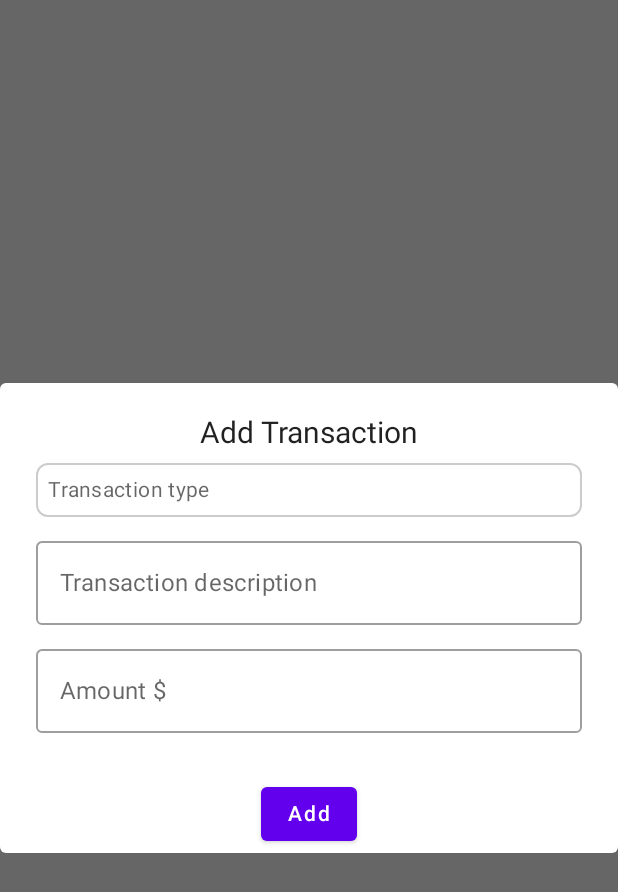
After one commit to zeinabmohamed/Wallet, an Android app built with Jetpack Compose: the composable AddTransactionDialog shown on its own in the app's theme, on a phone screen of 412 x 824 dp. The commit adds this screen. Shown: the top 892 px of the screen. Run offline under Robolectric (Android 15) with nearby library versions, the phone set to English and light mode, and no system bars.

Commit message:
Create AddTransactionDialog.kt

```diff
--- /dev/null
+++ b/app/src/main/java/com/zm/org/balance/ui/usertransactions/AddTransactionDialog.kt
@@ -0,0 +1,164 @@
+package com.zm.org.balance.ui.usertransactions
+
+import android.content.Context
+import android.widget.Toast
+import androidx.compose.foundation.BorderStroke
+import androidx.compose.foundation.border
+import androidx.compose.foundation.clickable
+import androidx.compose.foundation.layout.*
+import androidx.compose.foundation.shape.RoundedCornerShape
+import androidx.compose.foundation.text.KeyboardOptions
+import androidx.compose.material.*
+import androidx.compose.runtime.Composable
+import androidx.compose.runtime.MutableState
+import androidx.compose.runtime.mutableStateOf
+import androidx.compose.runtime.remember
+import androidx.compose.ui.Alignment
+import androidx.compose.ui.Modifier
+import androidx.compose.ui.graphics.Color
+import androidx.compose.ui.res.dimensionResource
+import androidx.compose.ui.res.stringResource
+import androidx.compose.ui.text.TextStyle
+import androidx.compose.ui.text.input.KeyboardType
+import androidx.compose.ui.unit.sp
+import com.zm.org.balance.R
+import com.zm.org.balance.data.model.TransactionType
+import com.zm.org.balance.domain.entity.Transaction
+import com.zm.org.balance.util.TimeMillis
+
+
+@Composable
+fun AddTransactionDialog(
+    context: Context,
+    openDialog: MutableState<Boolean>,
+    onAddActionClicked: (Transaction) -> Unit,
+) {
+    var transactionTitleState = remember { mutableStateOf("") }
+    var transactionTitleErrorState = remember { mutableStateOf(false) }
+    var transactionAmountState = remember { mutableStateOf("") }
+    var transactionAmountErrorState = remember { mutableStateOf(false) }
+    var expanded = remember { mutableStateOf(false) }
+    var selectedIndex = remember { mutableStateOf(-1) }
+    val transactionTypes = TransactionType.values().map { it.toString() }
+
+    AlertDialog(
+        onDismissRequest = {
+            openDialog.value = false
+        },
+        title = {
+            Box(
+                contentAlignment = Alignment.Center,
+                modifier = Modifier.fillMaxWidth()
+            ) {
+                Text(text = stringResource(R.string.add_transaction),
+                    style = TextStyle(fontSize = 20.sp))
+            }
+        },
+        text = {
+
+            Column(
+                modifier = Modifier.fillMaxWidth(),
+                horizontalAlignment = Alignment.CenterHorizontally
+            ) {
+                Spacer(Modifier.height(dimensionResource(R.dimen.padding_medium)))
+                Box(modifier = Modifier.wrapContentHeight().align(Alignment.Start)) {
+                    Text(if (selectedIndex.value == -1)
+                        stringResource(R.string.transaction_type)
+                    else
+                        transactionTypes[selectedIndex.value],
+                        modifier = Modifier.fillMaxWidth().border(
+                            border = BorderStroke(dimensionResource(R.dimen.padding_very_small),
+                                Color.LightGray),
+                            shape = RoundedCornerShape(dimensionResource(R.dimen.padding_medium))
+                        ).padding(dimensionResource(R.dimen.padding_medium))
+                            .clickable(onClick = { expanded.value = true }))
+                    DropdownMenu(
+                        expanded = expanded.value,
+                        onDismissRequest = { expanded.value = false },
+                    ) {
+                        transactionTypes.forEachIndexed { index, itemLabel ->
+                            DropdownMenuItem(onClick = {
+                                selectedIndex.value = index
+                                expanded.value = false
+                            }) {
+                                Text(itemLabel)
+                            }
+                        }
+                    }
+                }
+
+                Spacer(Modifier.height(dimensionResource(R.dimen.padding_medium)))
+
+                OutlinedTextField(
+                    value = transactionTitleState.value,
+                    modifier = Modifier.fillMaxWidth(),
+                    onValueChange = { newValue ->
+                        if(newValue.isNotBlank()){
+                            transactionTitleErrorState.value = false
+                        }
+                        transactionTitleState.value = newValue
+                    },
+                    label = { Text(stringResource(R.string.transaction_desc)) },
+                    singleLine = true,
+                    isError = transactionTitleErrorState.value
+                )
+
+                Spacer(Modifier.height(dimensionResource(R.dimen.padding_medium)))
+
+                OutlinedTextField(
+                    value = transactionAmountState.value,
+                    modifier = Modifier.fillMaxWidth(),
+                    onValueChange = { newValue ->
+                        if(newValue.isNotBlank()){
+                            transactionAmountErrorState.value = false
+                        }
+                        transactionAmountState.value = newValue
+                    },
+                    label = { Text(stringResource(R.string.transaction_amount)) },
+                    singleLine = true,
+                    isError = transactionAmountErrorState.value,
+                    keyboardOptions = KeyboardOptions.Default.copy(keyboardType = KeyboardType.Number),
+                )
+
+            }
+        },
+        confirmButton = {
+            Box(
+                contentAlignment = Alignment.Center,
+                modifier = Modifier.fillMaxWidth()
+            ) {
+                Button(
+                    onClick = {
+                        if (selectedIndex.value == -1) {
+                            Toast.makeText(context,
+                                context.getString(R.string.add_transaction),
+                                Toast.LENGTH_SHORT).show()
+                            return@Button
+                        }
+
+                        if (transactionTitleState.value.isNullOrEmpty()) {
+                            transactionTitleErrorState.value = true
+                            return@Button
+                        }
+
+                        if (transactionAmountState.value.isNullOrEmpty()) {
+                            transactionAmountErrorState.value = true
+                            return@Button
+                        }
+
+                        onAddActionClicked(
+                            Transaction(
+                                title = transactionTitleState.value,
+                                amount = transactionAmountState.value.toFloat(),
+                                type = TransactionType.valueOf(transactionTypes[selectedIndex.value]),
+                                creationDateMillis = TimeMillis()
+                            )
+                        )
+                        openDialog.value = false
+                    }) {
+                    Text(stringResource(R.string.add))
+                }
+            }
+        },
+    )
+}
--- a/app/src/main/java/com/zm/org/balance/ui/usertransactions/BalanceSummery.kt
+++ b/app/src/main/java/com/zm/org/balance/ui/usertransactions/BalanceSummery.kt
@@ -22,7 +22,7 @@ internal fun BalanceSummery(balanceSummary: UserBalanceSummary) {
             .clip(RoundedCornerShape(dimensionResource(R.dimen.padding_large)))
             .background(color = MaterialTheme.colors.surface)
             .padding(dimensionResource(R.dimen.padding_large)),
-        border = BorderStroke(dimensionResource(R.dimen.padding_very_small), Color.Gray),
+        border = BorderStroke(dimensionResource(R.dimen.padding_very_small), Color.LightGray),
         elevation = dimensionResource(R.dimen.padding_medium)
     ) {
         Column(
@@ -41,7 +41,7 @@ internal fun BalanceSummery(balanceSummary: UserBalanceSummary) {
                 Divider(
                     modifier = Modifier.fillMaxHeight()
                         .width(dimensionResource(R.dimen.padding_very_small)),
-                    color = Color.Gray
+                    color = Color.LightGray
                 )
                 Column {
                     Text(stringResource(R.string.income))
@@ -50,7 +50,7 @@ internal fun BalanceSummery(balanceSummary: UserBalanceSummary) {
                 Divider(
                     modifier = Modifier.fillMaxHeight()
                         .width(dimensionResource(R.dimen.padding_very_small)),
-                    color = Color.Gray
+                    color = Color.LightGray
                 )
                 Column {
                     Text(stringResource(R.string.balance))
--- a/app/src/main/java/com/zm/org/balance/ui/usertransactions/UserTransactionsViewModel.kt
+++ b/app/src/main/java/com/zm/org/balance/ui/usertransactions/UserTransactionsViewModel.kt
@@ -4,6 +4,7 @@ import androidx.compose.runtime.MutableState
 import androidx.compose.runtime.mutableStateOf
 import androidx.lifecycle.ViewModel
 import androidx.lifecycle.viewModelScope
+import com.zm.org.balance.domain.entity.Transaction
 import com.zm.org.balance.domain.usertransactions.GetUserBalanceSummaryUseCase
 import com.zm.org.balance.domain.usertransactions.GetUserTransactionsCategorizedByDateUseCase
 import com.zm.org.balance.ui.usertransactions.TransactionsHistoryViewState.LoadingState
@@ -30,4 +31,8 @@ class UserTransactionsViewModel @Inject constructor(
             viewState.value = TransactionsHistoryState(data = Pair(userBalance, transactionHistory))
         }
     }
+
+    fun onAddTransaction(transaction: Transaction) {
+        TODO("Not yet implemented")
+    }
 }
--- a/app/src/main/res/values/strings.xml
+++ b/app/src/main/res/values/strings.xml
@@ -8,4 +8,9 @@
     <string name="expense_amount">- %.2f $</string>
     <string name="loading">Loading…</string>
     <string name="user_transaction_history">Transactions History</string>
+    <string name="add_transaction">Add Transaction</string>
+    <string name="add">Add</string>
+    <string name="transaction_type">Transaction type</string>
+    <string name="transaction_desc">Transaction description</string>
+    <string name="transaction_amount">Amount $</string>
 </resources>
```
Also changed, not shown: app/src/main/java/com/zm/org/balance/ui/usertransactions/UserTransactionsFragment.kt (+23 -0 lines).
